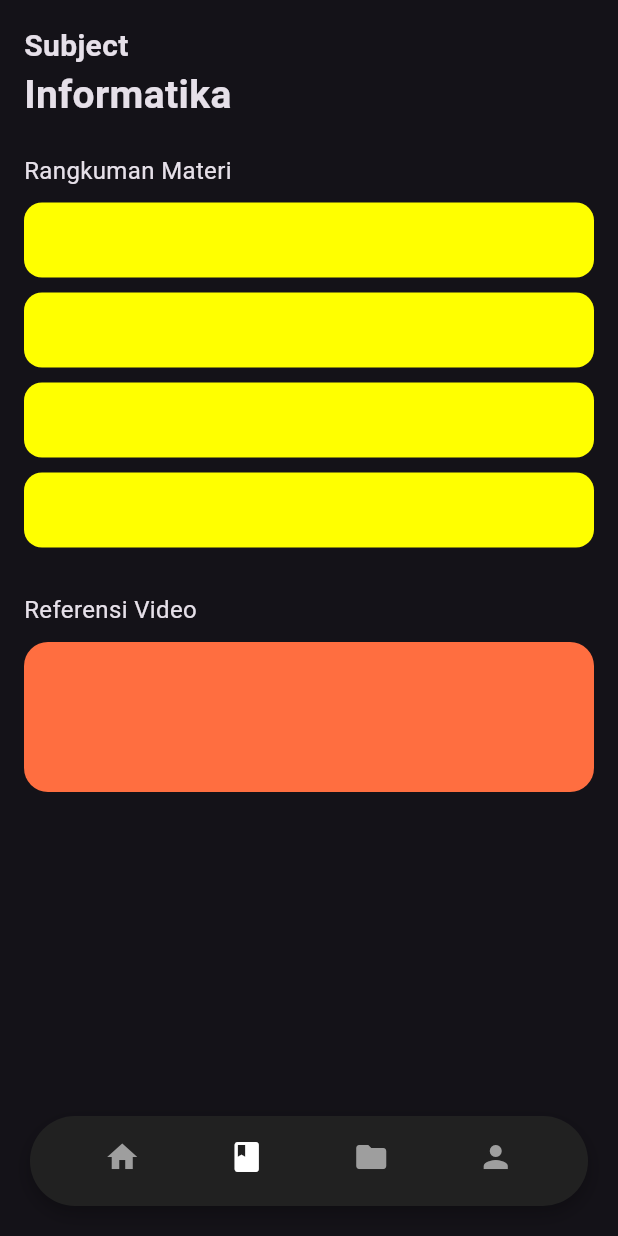
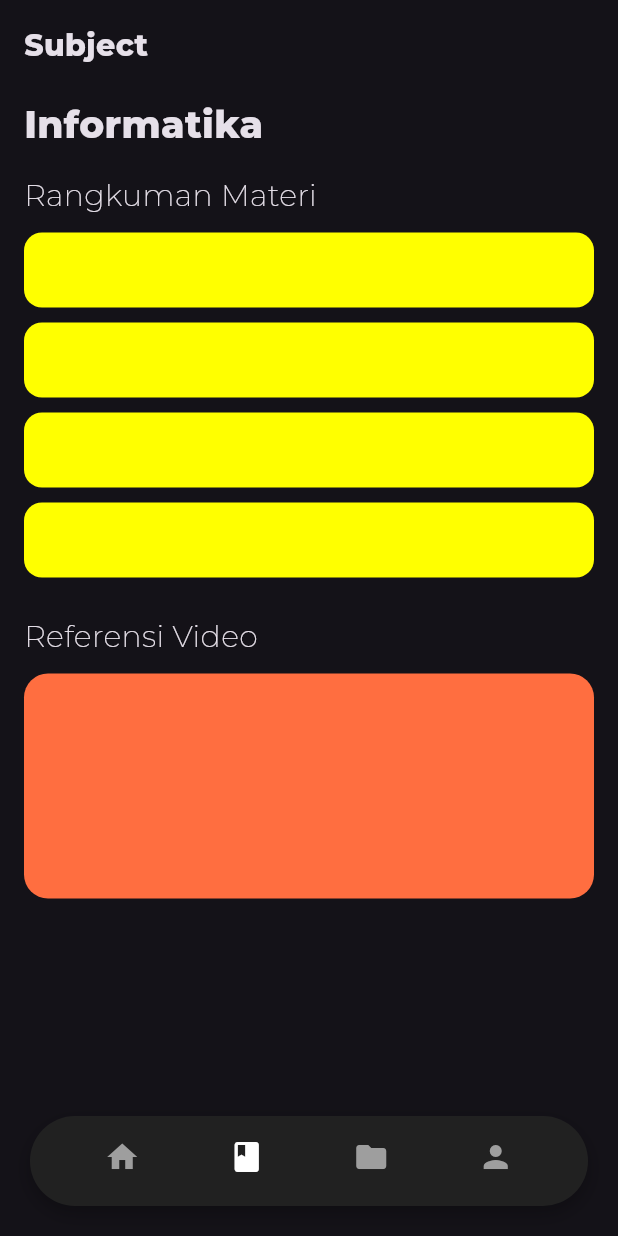
Before and after one commit to rsydd/projek_flutter, a Flutter app: the screen it shows after launch, item 2 of the bottom bar chosen, on a phone screen of 412 x 824 dp. Run offline on Flutter 3.47's test engine with Material 3 defaults, Android fonts, the phone set to English and light mode, and no system bars; our stand-ins replace google_fonts; network calls fail.

Commit message:
Third Commit

```diff
--- a/lib/main.dart
+++ b/lib/main.dart
@@ -44,7 +44,7 @@ class _MainNavigationState extends State<MainNavigation> {
   @override
   Widget build(BuildContext context) {
     return Scaffold(
-      extendBody: true, // Agar konten bisa terlihat di bawah navigation bar
+      extendBody: true,
       body: Stack(
         children: [
           _pages[_selectedIndex],
--- a/lib/pages/subject.dart
+++ b/lib/pages/subject.dart
@@ -1,4 +1,5 @@
 import 'package:flutter/material.dart';
+import 'package:google_fonts/google_fonts.dart';
 
 class SubjectScreen extends StatelessWidget {
   const SubjectScreen({super.key});
@@ -10,23 +11,42 @@ class SubjectScreen extends StatelessWidget {
       child: Column(
         crossAxisAlignment: CrossAxisAlignment.start,
         children: [
-          const Text(
+          Text(
             "Subject",
-            style: TextStyle(fontSize: 20, fontWeight: FontWeight.bold),
-          ),
-          const Text(
-            "Informatika",
-            style: TextStyle(fontSize: 26, fontWeight: FontWeight.bold),
+            style: GoogleFonts.montserrat(
+              fontSize: 20,
+              fontWeight: FontWeight.w800,
+            ),
           ),
           const SizedBox(height: 20),
-          const Text("Rangkuman Materi", style: TextStyle(fontSize: 16)),
+          Text(
+            "Informatika",
+            style: GoogleFonts.montserrat(
+              fontSize: 25,
+              fontWeight: FontWeight.w800,
+            ),
+          ),
+          const SizedBox(height: 15),
+          Text(
+            "Rangkuman Materi",
+            style: GoogleFonts.montserrat(
+              fontSize: 20,
+              fontWeight: FontWeight.w200,
+            ),
+          ),
           const SizedBox(height: 10),
           _buildYellowCards(4),
-          const SizedBox(height: 20),
-          const Text("Referensi Video", style: TextStyle(fontSize: 16)),
+          const SizedBox(height: 15),
+          Text(
+            "Referensi Video",
+            style: GoogleFonts.montserrat(
+              fontSize: 20,
+              fontWeight: FontWeight.w200,
+            ),
+          ),
           const SizedBox(height: 10),
           Container(
-            height: 100,
+            height: 150,
             decoration: BoxDecoration(
               color: Colors.deepOrangeAccent,
               borderRadius: BorderRadius.circular(16),
```
Also changed, not shown: lib/pages/course.dart (+19 -6 lines), lib/pages/home.dart (+24 -1 lines), lib/pages/profile.dart (+42 -12 lines).
